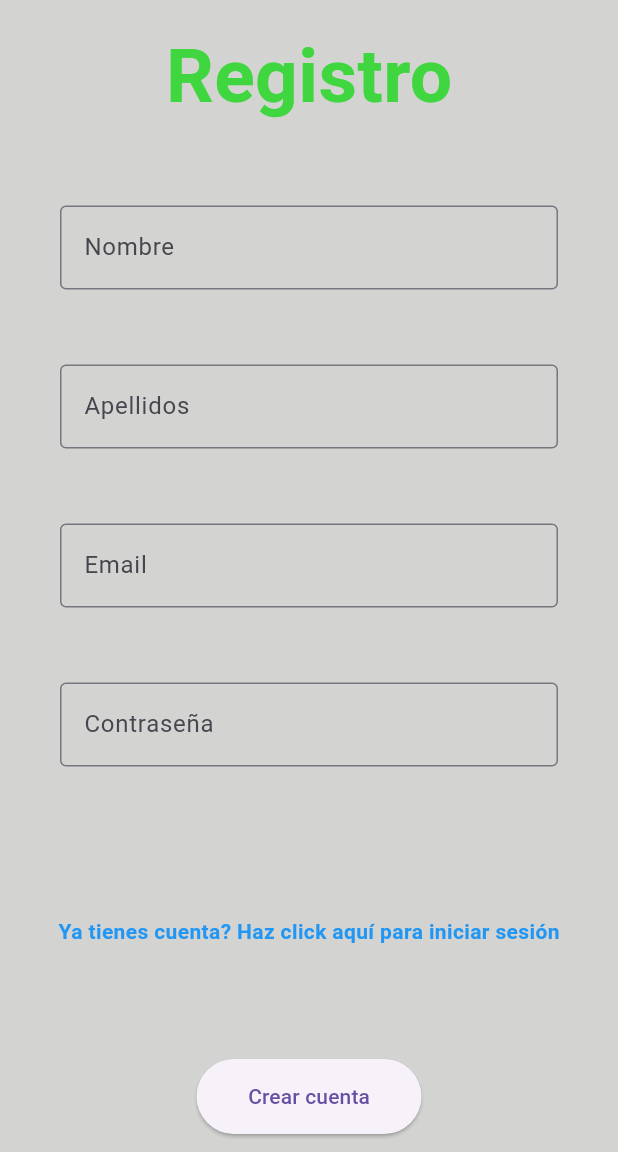
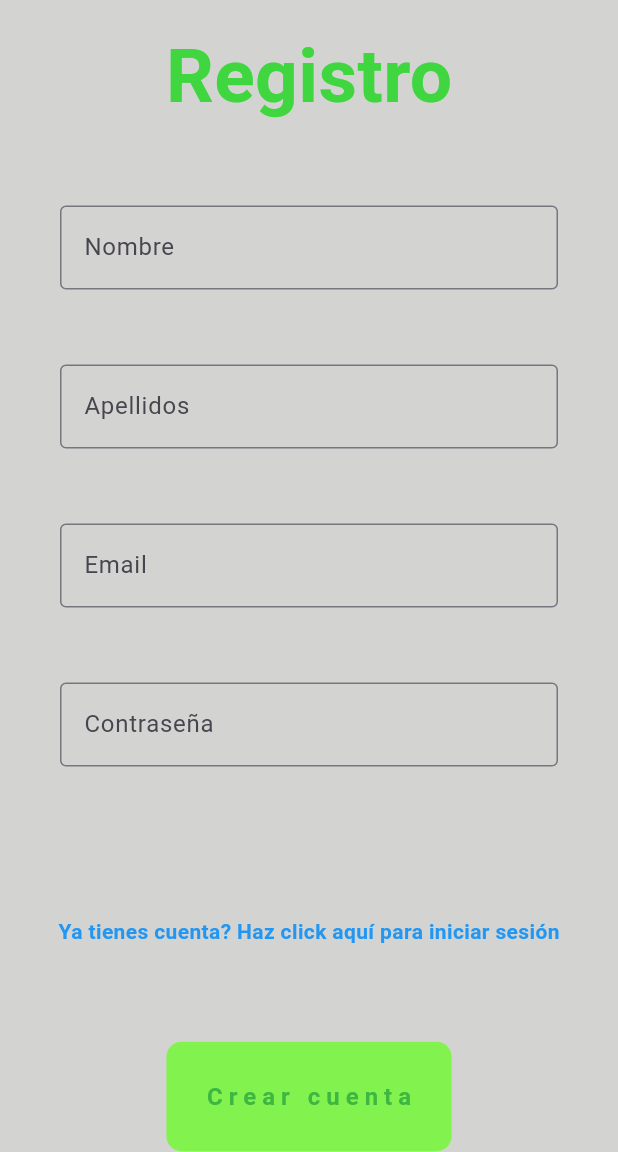
Before and after one commit to javierbm28/freetour, a Flutter app: the screen it shows after launch, after a tap on "Registrarse", on a phone screen of 412 x 824 dp, the part 84-1236 px from its top. Run offline on Flutter 3.47's test engine with Material 3 defaults, Android fonts, the phone set to English and light mode, and no system bars; our stand-ins replace cloud_firestore, firebase_auth, firebase_core; accounts and stored records are empty.

Commit message:
Arreglo botones al hacer el merge

```diff
--- a/lib/main.dart
+++ b/lib/main.dart
@@ -3,7 +3,6 @@ import 'package:flutter/material.dart';
 import 'package:freetour/auth/portal_auth.dart';
 import 'package:freetour/firebase_options.dart';
 import 'package:freetour/pagines/Pagina_Login.dart';
-import 'package:google_fonts/google_fonts.dart';
 
 void main() async {
   WidgetsFlutterBinding.ensureInitialized();
--- a/lib/pagines/Pagina_Login.dart
+++ b/lib/pagines/Pagina_Login.dart
@@ -113,12 +113,10 @@ class _LoginState extends State<Login> {
                     },
                   ),
                   const SizedBox(width: 20),
-                  ElevatedButton(
-                    style: ElevatedButton.styleFrom(
-                      fixedSize: const Size(150, 50),
-                    ),
-                    onPressed: () => _ferLogin(context),
-                    child: const Text("Entrar"),
+
+                  BotoAuth(
+                    text: "Entrar",
+                    onTap: () => _ferLogin(context),
                   ),
                 ],
               ),
--- a/lib/pagines/Pagina_Registre.dart
+++ b/lib/pagines/Pagina_Registre.dart
@@ -2,7 +2,6 @@ import 'package:flutter/material.dart';
 import 'package:freetour/components/boto_auth.dart';
 import 'package:freetour/components/textField_auth.dart';
 import 'package:freetour/pagines/Pagina_Login.dart';
-import 'package:google_fonts/google_fonts.dart';
 import 'package:firebase_auth/firebase_auth.dart';
 import 'package:cloud_firestore/cloud_firestore.dart'; // Importar cloud_firestore
 
@@ -25,9 +24,7 @@ class _RegistroState extends State<Registro> {
   TextEditingController controladorNombre = TextEditingController();
   TextEditingController controladorApellidos = TextEditingController();
 
-  void ferRegistre(BuildContext buildContext) async{
-
-  }
+  void ferRegistre(BuildContext buildContext) async {}
 
   @override
   Widget build(BuildContext context) {
@@ -46,68 +43,57 @@ class _RegistroState extends State<Registro> {
             child: Column(
               mainAxisAlignment: MainAxisAlignment.start,
               children: [
-                Text(
+                const Text(
                   "Registro",
-                  style: GoogleFonts.aBeeZee(
-                    textStyle: const TextStyle(
-                      fontSize: 50,
-                      fontWeight: FontWeight.bold,
-                      color: Color.fromARGB(255, 63, 214, 63),
-                    ),
+                  style: TextStyle(
+                    fontSize: 50,
+                    fontWeight: FontWeight.bold,
+                    color: Color.fromARGB(255, 63, 214, 63),
                   ),
                 ),
-
                 const SizedBox(
                   height: 50,
                 ),
-
                 TextFieldAuth(
                   controller: controladorNombre,
                   obscureText: false,
                   labelText: "Nombre",
                 ),
-
                 const SizedBox(
                   height: 50,
                 ),
-
                 TextFieldAuth(
                   controller: controladorApellidos,
                   obscureText: false,
                   labelText: "Apellidos",
                 ),
-
                 const SizedBox(
                   height: 50,
                 ),
-
                 TextFieldAuth(
                   controller: controladorEmail,
                   obscureText: false,
                   labelText: "Email",
                 ),
-
                 const SizedBox(
                   height: 50,
                 ),
-
                 TextFieldAuth(
                   controller: controladorContrasenya,
                   obscureText: true,
                   labelText: "Contraseña",
                 ),
-
                 const SizedBox(
                   height: 100,
                 ),
-
                 GestureDetector(
                   onTap: () {
                     Navigator.pop(context);
                     Navigator.push(
                       context,
                       MaterialPageRoute(
-                        builder: (context) => Login(alFerClic: widget.alFerClic),
+                        builder: (context) =>
+                            Login(alFerClic: widget.alFerClic),
                       ),
                     );
                   },
@@ -119,22 +105,20 @@ class _RegistroState extends State<Registro> {
                     ),
                   ),
                 ),
-
                 Row(
                   mainAxisAlignment: MainAxisAlignment.center,
                   children: [
                     const SizedBox(
                       height: 200,
                     ),
-                    ElevatedButton(
-                      style: ElevatedButton.styleFrom(
-                        fixedSize: const Size(150, 50),
-                      ),
-                      onPressed: () async {
+                    BotoAuth(
+                      text: "Crear cuenta",
+                      onTap: () async {
                         try {
                           // Registrar al usuario utilizando Firebase
                           final UserCredential userCredential =
-                              await FirebaseAuth.instance.createUserWithEmailAndPassword(
+                              await FirebaseAuth.instance
+                                  .createUserWithEmailAndPassword(
                             email: controladorEmail.text,
                             password: controladorContrasenya.text,
                           );
@@ -143,7 +127,10 @@ class _RegistroState extends State<Registro> {
                           final String userId = userCredential.user!.uid;
 
                           // Guardar el nombre y el apellido en Firestore Database
-                          await FirebaseFirestore.instance.collection('users').doc(userId).set({
+                          await FirebaseFirestore.instance
+                              .collection('users')
+                              .doc(userId)
+                              .set({
                             'nombre': controladorNombre.text,
                             'apellidos': controladorApellidos.text,
                           });
@@ -152,7 +139,8 @@ class _RegistroState extends State<Registro> {
                           Navigator.pushReplacement(
                             context,
                             MaterialPageRoute(
-                              builder: (context) => Login(alFerClic: widget.alFerClic),
+                              builder: (context) =>
+                                  Login(alFerClic: widget.alFerClic),
                             ),
                           );
                         } catch (e) {
@@ -160,7 +148,6 @@ class _RegistroState extends State<Registro> {
                           // Manejar el error de registro de usuario
                         }
                       },
-                      child: const Text("Crear cuenta"),
                     ),
                   ],
                 )
--- a/pubspec.yaml
+++ b/pubspec.yaml
@@ -35,7 +35,6 @@ dependencies:
   # The following adds the Cupertino Icons font to your application.
   # Use with the CupertinoIcons class for iOS style icons.
   cupertino_icons: ^1.0.2
-  google_fonts: ^6.1.0
   firebase_auth: 4.17.6
   firebase_core: 2.27.0
   cloud_firestore: 4.15.8
```
Also changed, not shown: lib/pagines/Pagina_Inici.dart (+21 -31 lines), lib/pagines/Pagina_Recuperacio.dart (+4 -3 lines), pubspec.lock, 1 other file.
